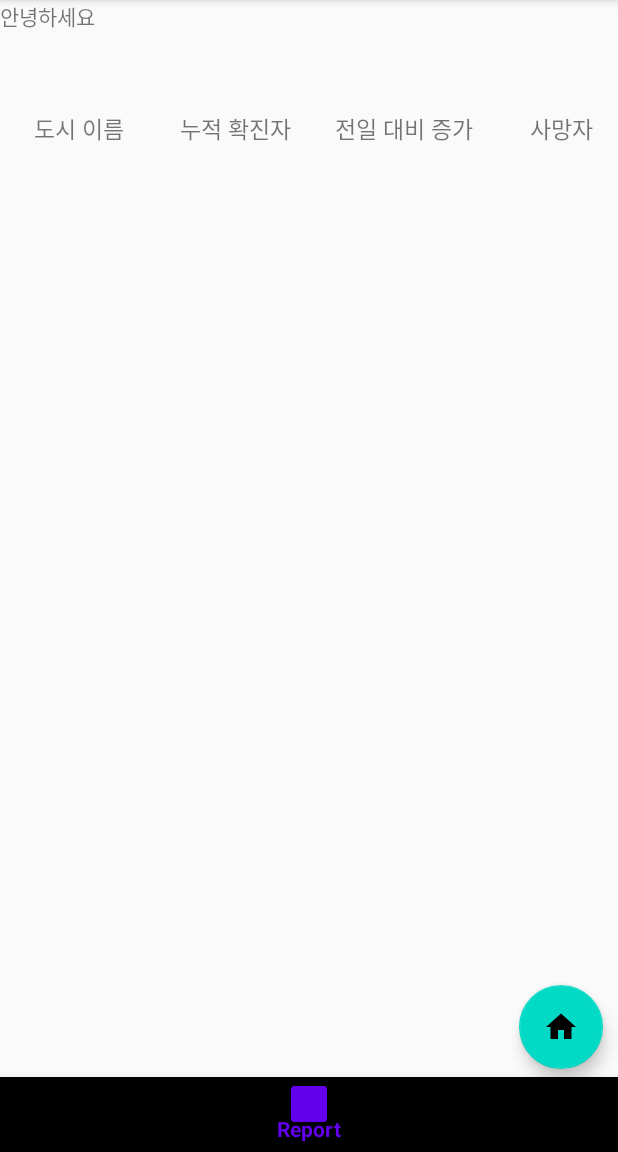
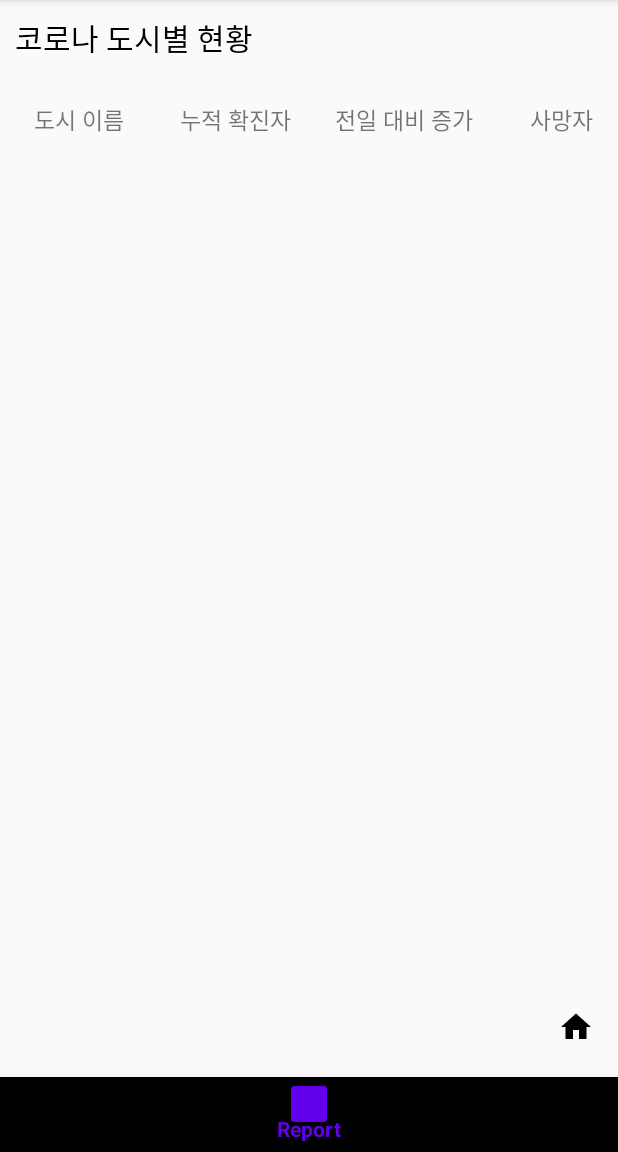
Before and after one commit to KinggodChanJong/coronaCheck1, an Android app: the screen it shows after launch (MainActivity), item 2 of the bottom bar chosen, on a phone screen of 412 x 824 dp, the part 84-1236 px from its top. Run offline under Robolectric (Android 15) with nearby library versions, the phone set to English and light mode, and no system bars; our stand-ins replace Firebase (no records; nobody signed in at launch, a user with empty details on screens opened directly); libraries missing offline, so code that uses them is left out: com.github.mikephil.charting; 1 statement that could not run was skipped.

Commit message:
코로나체크 - 9.29 fab버튼 수정, 리사이클러뷰 수정

```diff
--- a/app/src/main/java/com/kang/coronacheck1/MainActivity.java
+++ b/app/src/main/java/com/kang/coronacheck1/MainActivity.java
@@ -5,14 +5,17 @@ import androidx.appcompat.app.AppCompatActivity;
 import androidx.fragment.app.FragmentManager;
 import androidx.fragment.app.FragmentTransaction;
 
+import android.content.Intent;
 import android.os.Bundle;
 import android.util.Log;
 import android.view.MenuItem;
+import android.view.View;
 import android.widget.TextView;
 
 import com.google.android.gms.tasks.OnFailureListener;
 import com.google.android.gms.tasks.OnSuccessListener;
 import com.google.android.material.bottomnavigation.BottomNavigationView;
+import com.google.android.material.floatingactionbutton.FloatingActionButton;
 import com.google.firebase.firestore.DocumentReference;
 import com.google.firebase.firestore.FirebaseFirestore;
 
@@ -21,7 +24,7 @@ import org.w3c.dom.Text;
 import java.util.HashMap;
 import java.util.Map;
 
-public class MainActivity extends AppCompatActivity {
+public class MainActivity extends AppCompatActivity implements View.OnClickListener {
 
     private static final String TAG = "로그";
 
@@ -31,6 +34,7 @@ public class MainActivity extends AppCompatActivity {
     private Menu3Fragment menu3Fragment = new Menu3Fragment();
 
     private BottomNavigationView bottomNavigationView;
+    private FloatingActionButton fabQrcode;
 
 
 
@@ -41,8 +45,10 @@ public class MainActivity extends AppCompatActivity {
         setContentView(R.layout.activity_main);
 
         Log.d(TAG, "MainActivity - onCreate() called");
-        TextView hiyo = (TextView)findViewById(R.id.tv_instance);
-        Log.d(TAG, "MainActivity - onCreate() TextView called"+hiyo.getText().toString());
+        TextView mText = (TextView)findViewById(R.id.tv_main_title);
+
+        fabQrcode = (FloatingActionButton)findViewById(R.id.fab);
+        fabQrcode.setOnClickListener(this);
         /**
         FirebaseFirestore db = FirebaseFirestore.getInstance();
         Map<String, Object> user = new HashMap<>();
@@ -74,14 +80,17 @@ public class MainActivity extends AppCompatActivity {
                 switch (item.getItemId()) {
                     case R.id.navigation_home: {
                         getSupportFragmentManager().beginTransaction().replace(R.id.layout_main_frame, menu1Fragment).commitAllowingStateLoss();
+                        mText.setText("코로나 현황");
                         break;
                     }
                     case R.id.navigation_report: {
                         getSupportFragmentManager().beginTransaction().replace(R.id.layout_main_frame, menu2Fragment).commitAllowingStateLoss();
+                        mText.setText("코로나 도시별 현황");
                         break;
                     }
                     case R.id.navigation_news: {
                         getSupportFragmentManager().beginTransaction().replace(R.id.layout_main_frame, menu3Fragment).commitAllowingStateLoss();
+                        mText.setText("코로나 TOP10 뉴스");
                         break;
                     }
                 }
@@ -89,4 +98,15 @@ public class MainActivity extends AppCompatActivity {
             }
         });
     }
+    @Override
+    public void onClick(View view) {
+
+        switch (view.getId()) {
+            case R.id.fab :
+                Log.d(TAG, "MainActivity fab - onClick() called");
+                Intent intent = new Intent(this, QrcodeActivity.class);
+                startActivity(intent);
+                break;
+        }
+    }
 }
--- a/app/src/main/java/com/kang/coronacheck1/Menu1Fragment.java
+++ b/app/src/main/java/com/kang/coronacheck1/Menu1Fragment.java
@@ -49,7 +49,7 @@ import java.util.Locale;
 import javax.xml.parsers.DocumentBuilder;
 import javax.xml.parsers.DocumentBuilderFactory;
 
-public class Menu1Fragment extends Fragment implements View.OnClickListener {
+public class Menu1Fragment extends Fragment {
 
     private static final String TAG = "로그";
     private static final String KEY = "1Mj1V%2BMi6sYV7zATIhgaID%2FRscskgIqwqHUZrgykMD8PESuKyZl3HZ7ghLvbWPHupOjEE58NDiaV%2B7UBZMPnmg%3D%3D";
@@ -57,7 +57,6 @@ public class Menu1Fragment extends Fragment implements View.OnClickListener {
     ArrayList<String> listDecNum = new ArrayList<>();
 
     ViewGroup viewGroup;
-    private FloatingActionButton fabQrcode;
     MainActivity activity;
     ArrayList<String> arrayDec= new ArrayList<>();
 
@@ -127,33 +126,16 @@ public class Menu1Fragment extends Fragment implements View.OnClickListener {
         val[6] = val_temp;
         //Log.d("수치값",val[i].toString());
 
-
-
         ///////////////////////////차트 끝
 
 
-
-
         Log.d(TAG, "Menu1Fragment - onCreateView() called");
-
-
-
-        fabQrcode = (FloatingActionButton)viewGroup.findViewById(R.id.fab);
-        fabQrcode.setOnClickListener(this);
 
         getData();
 
         return viewGroup;
     };
 
-    @RequiresApi(api = Build.VERSION_CODES.JELLY_BEAN_MR1)
-    @Override
-    public void onClick(View v) {
-        Log.d(TAG, "Menu1Fragment - onClick() called");
-        Intent intent = new Intent(getActivity(), QrcodeActivity.class);
-        startActivity(intent);
-        getActivity().isDestroyed();
-    }
     private void getData(){
         Log.d(TAG, "Menu1Fragment - getData() called");
         Menu1Fragment.HomeJsoup jsoupAsyncTask = new Menu1Fragment.HomeJsoup();
--- a/app/src/main/java/com/kang/coronacheck1/Menu2Fragment.java
+++ b/app/src/main/java/com/kang/coronacheck1/Menu2Fragment.java
@@ -31,12 +31,11 @@ import java.io.IOException;
 import java.util.ArrayList;
 
 
-public class Menu2Fragment extends Fragment implements View.OnClickListener {
+public class Menu2Fragment extends Fragment{
 
     private static final String TAG = "로그";
     int dfasdf =0;
     ViewGroup viewGroup;
-    private FloatingActionButton fabQrcode;
     MainActivity activity;
     TextView tvex;
 
@@ -74,8 +73,6 @@ public class Menu2Fragment extends Fragment implements View.OnClickListener {
 
         viewGroup = (ViewGroup) inflater.inflate(R.layout.fragment_menu2,container,false);
 
-        fabQrcode = (FloatingActionButton)viewGroup.findViewById(R.id.fab);
-        fabQrcode.setOnClickListener(this);
         // 리사이클러뷰 아이템
         recyclerView = viewGroup.findViewById(R.id.recycler_view_report);
         // recyclerView.setHasFixedSize(true);
@@ -88,14 +85,6 @@ public class Menu2Fragment extends Fragment implements View.OnClickListener {
         return viewGroup;
     };
 
-    @RequiresApi(api = Build.VERSION_CODES.JELLY_BEAN_MR1)
-    @Override
-    public void onClick(View v) {
-        Log.d(TAG, "Menu2Fragment - onClick() called");
-        Intent intent = new Intent(getActivity(), QrcodeActivity.class);
-        startActivity(intent);
-        getActivity().isDestroyed();
-    }
     private void getData(){
         Log.d(TAG, "Menu2Fragment - getData() called");
         Menu2Fragment.NewsJsoup jsoupAsyncTask = new Menu2Fragment.NewsJsoup();
--- a/app/src/main/java/com/kang/coronacheck1/Menu3Fragment.java
+++ b/app/src/main/java/com/kang/coronacheck1/Menu3Fragment.java
@@ -29,12 +29,11 @@ import org.jsoup.select.Elements;
 import java.io.IOException;
 import java.util.ArrayList;
 
-public class Menu3Fragment extends Fragment implements View.OnClickListener {
+public class Menu3Fragment extends Fragment {
 
     private static final String TAG = "로그";
 
     ViewGroup viewGroup;
-    private FloatingActionButton fabQrcode;
     MainActivity activity;
 
     // 리사이클러뷰 위한 설정
@@ -71,9 +70,6 @@ public class Menu3Fragment extends Fragment implements View.OnClickListener {
 
         viewGroup = (ViewGroup) inflater.inflate(R.layout.fragment_menu3,container,false);
 
-        fabQrcode = (FloatingActionButton)viewGroup.findViewById(R.id.fab);
-        fabQrcode.setOnClickListener(this);
-
         // 리사이클러뷰 아이템
         recyclerView = viewGroup.findViewById(R.id.recycler_view_news);
         // recyclerView.setHasFixedSize(true);
@@ -87,14 +83,6 @@ public class Menu3Fragment extends Fragment implements View.OnClickListener {
     };
     // 뉴스 받아오기 위한 핸들러
 
-    @RequiresApi(api = Build.VERSION_CODES.JELLY_BEAN_MR1)
-    @Override
-    public void onClick(View v) {
-        Log.d(TAG, "Menu3Fragment - onClick() called");
-        Intent intent = new Intent(getActivity(), QrcodeActivity.class);
-        startActivity(intent);
-        getActivity().isDestroyed();
-    }
     private void getData(){
         Log.d(TAG, "Menu3Fragment - getData() called");
         NewsJsoup jsoupAsyncTask = new NewsJsoup();
--- a/app/src/main/res/drawable/ic_home_black_24dp.xml
+++ b/app/src/main/res/drawable/ic_home_black_24dp.xml
@@ -1,8 +1,8 @@
 <vector xmlns:android="http://schemas.android.com/apk/res/android"
-        android:width="24dp"
-        android:height="24dp"
-        android:viewportWidth="24.0"
-        android:viewportHeight="24.0">
+        android:width="30dp"
+        android:height="30dp"
+        android:viewportWidth="30.0"
+        android:viewportHeight="30.0">
     <path
         android:fillColor="#FF000000"
         android:pathData="M10,20v-6h4v6h5v-8h3L12,3 2,12h3v8z"/>
--- /dev/null
+++ b/app/src/main/res/drawable/ic_home_black_30dp.xml
@@ -0,0 +1,4 @@
+<vector android:height="30dp" android:viewportHeight="24.0"
+    android:viewportWidth="24.0" android:width="30dp" xmlns:android="http://schemas.android.com/apk/res/android">
+    <path android:fillColor="#FF000000" android:pathData="M10,20v-6h4v6h5v-8h3L12,3 2,12h3v8z"/>
+</vector>
--- a/app/src/main/res/layout/activity_main.xml
+++ b/app/src/main/res/layout/activity_main.xml
@@ -7,16 +7,32 @@
     tools:context=".MainActivity">
 
     <TextView
-        android:id="@+id/tv_instance"
+        android:id="@+id/tv_main_title"
         android:layout_width="wrap_content"
         android:layout_height="wrap_content"
-        android:text="안녕하세요"/>
+        android:layout_marginTop="10dp"
+        android:layout_marginLeft="10dp"
+        android:layout_gravity="top"
+        android:text="코로나 현황"
+        android:textSize="20dp"
+        android:textColor="@color/colorBlack"/>
 
-   <FrameLayout
-       android:id="@+id/layout_main_frame"
-       android:layout_width="match_parent"
-       android:layout_height="match_parent"
-       android:layout_marginTop="56dp"/>
+    <FrameLayout
+        android:id="@+id/layout_main_frame"
+        android:layout_width="match_parent"
+        android:layout_height="match_parent"
+        android:layout_marginTop="50dp" />
+
+    <com.google.android.material.floatingactionbutton.FloatingActionButton
+        android:id="@+id/fab"
+        android:layout_width="wrap_content"
+        android:layout_height="wrap_content"
+        android:layout_marginBottom="55dp"
+        android:layout_gravity="bottom|right"
+        app:backgroundTint="#00ffffff"
+        app:borderWidth="0dp"
+        app:elevation="0dp"
+        android:src="@drawable/ic_home_black_30dp"/>
 
     <com.google.android.material.bottomnavigation.BottomNavigationView
         android:id="@+id/bottom_navigation_view"
@@ -26,6 +42,4 @@
         app:menu="@menu/menu"
         tools:ignore="MissingConstraints" />
 
-
-
 </androidx.coordinatorlayout.widget.CoordinatorLayout>
--- a/app/src/main/res/layout/fragment_menu2.xml
+++ b/app/src/main/res/layout/fragment_menu2.xml
@@ -68,16 +68,4 @@
         android:layout_marginBottom="50dp"
         android:layout_below="@id/ll_fragment2"/>
 
-    <com.google.android.material.floatingactionbutton.FloatingActionButton
-        android:id="@+id/fab"
-        android:layout_width="wrap_content"
-        android:layout_height="wrap_content"
-        android:layout_alignParentBottom="true"
-        android:layout_alignParentRight="true"
-        android:layout_marginBottom="55dp"
-        android:layout_marginRight="10dp"
-        android:src="@drawable/ic_home_black_24dp"/>
-
-
-
 </RelativeLayout>
--- a/app/src/main/res/values/colors.xml
+++ b/app/src/main/res/values/colors.xml
@@ -3,4 +3,5 @@
     <color name="colorPrimary">#6200EE</color>
     <color name="colorPrimaryDark">#3700B3</color>
     <color name="colorAccent">#03DAC5</color>
+    <color name="colorBlack">#000000</color>
 </resources>
```
Also changed, not shown: app/src/main/res/layout/fragment_menu1.xml (+3 -16 lines), app/src/main/res/layout/fragment_menu3.xml (+0 -10 lines), app/src/main/res/layout/item_report.xml (+14 -10 lines).
